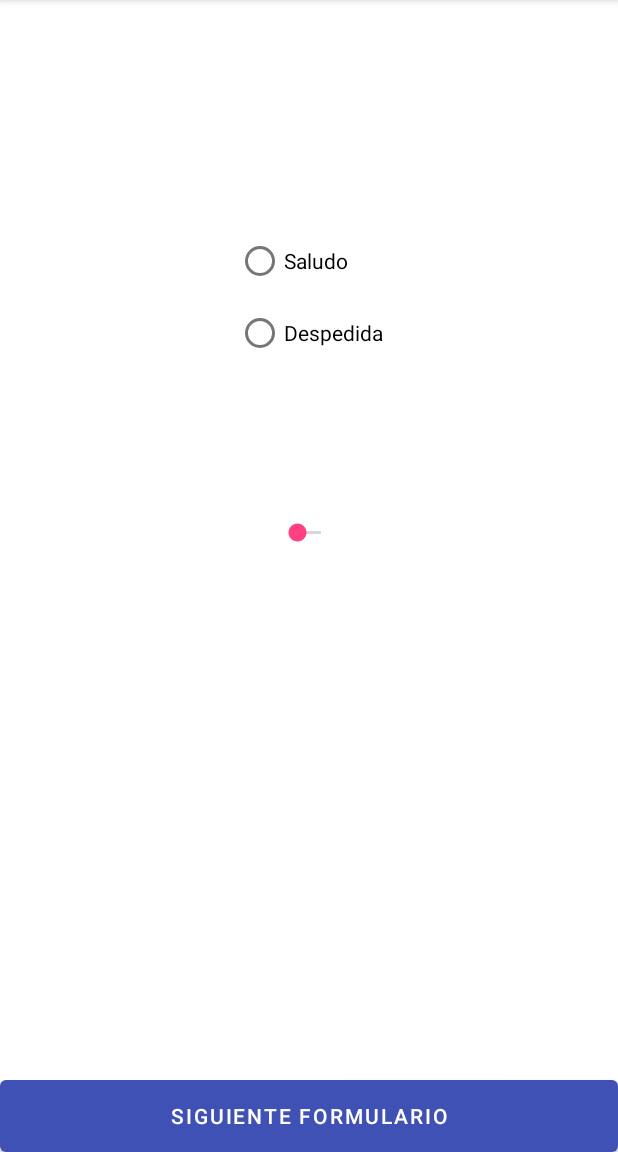
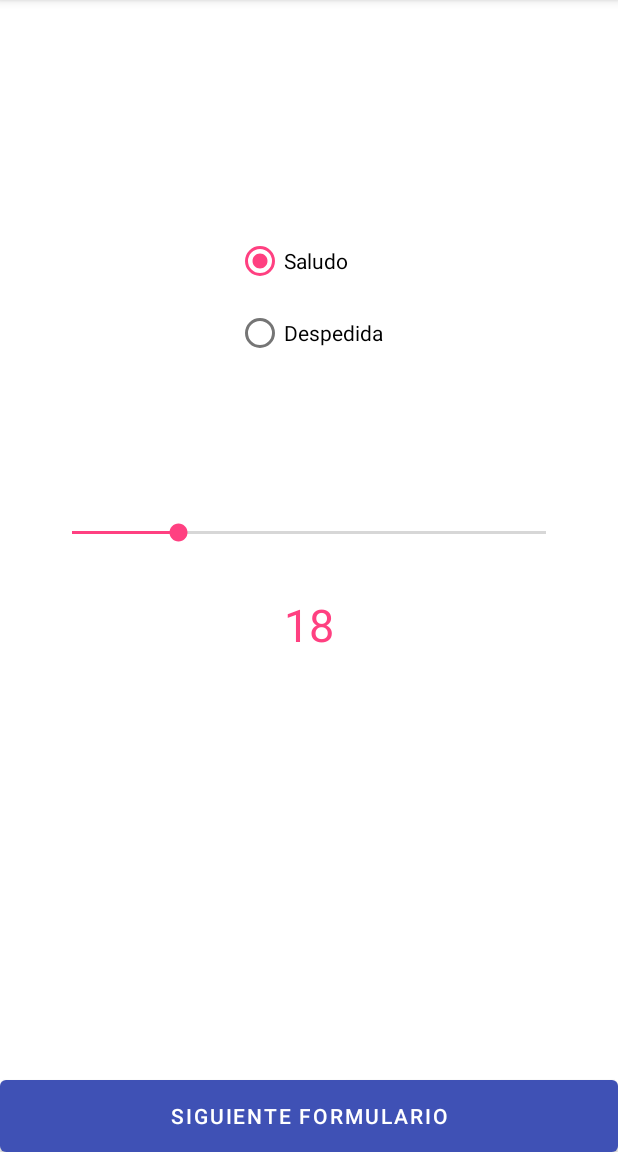
Before and after one commit to noidfrx/Aprendiendo_android_S4_form, an Android app: the SecondActivity screen opened directly, with no data from a screen before it, on a phone screen of 412 x 824 dp, the part 84-1236 px from its top. Run offline under Robolectric (Android 15) with nearby library versions, the phone set to English and light mode, and no system bars.

Commit message:
Se realiza seekbar y visualización de número elegido

```diff
--- a/app/src/main/java/com/noidfrx/aprendiendo_android_s4_form/SecondActivity.java
+++ b/app/src/main/java/com/noidfrx/aprendiendo_android_s4_form/SecondActivity.java
@@ -6,11 +6,23 @@ import android.content.Intent;
 import android.os.Bundle;
 import android.view.View;
 import android.widget.Button;
+import android.widget.SeekBar;
+import android.widget.TextView;
 import android.widget.Toast;
 
 public class SecondActivity extends AppCompatActivity {
     private Button btnSecondSiguiente;
+    private SeekBar seekBarEdad;
+    private TextView tvEdad;
+
     private String nombre;
+    private int edad = 18;
+    private final int MAX_EDAD = 60;
+    private final int MIN_EDAD = 16;
+
+    public static final int OPCION_SALUDO = 1;
+    public static final int OPCION_DESPEDIDA = 2;
+
     @Override
     protected void onCreate(Bundle savedInstanceState) {
         super.onCreate(savedInstanceState);
@@ -18,11 +30,47 @@ public class SecondActivity extends AppCompatActivity {
 
         getSupportActionBar().setDisplayHomeAsUpEnabled(true);
         btnSecondSiguiente = findViewById(R.id.btnSecondSiguiente);
+        seekBarEdad = findViewById(R.id.seekBarEdad);
+        tvEdad = findViewById(R.id.tvEdad);
+        tvEdad.setText(edad+"");
+
         Bundle bundle = getIntent().getExtras();
         if(bundle!=null){
             nombre = bundle.getString("nombre");
             Toast.makeText(SecondActivity.this, "Su nombre es "+nombre, Toast.LENGTH_SHORT).show();
         }
+
+        seekBarEdad.setOnSeekBarChangeListener(new SeekBar.OnSeekBarChangeListener() {
+            @Override
+            public void onProgressChanged(SeekBar seekBar, int i, boolean b) {
+                //Cuando se esté moviendo el seekbar se muestra en textview
+                edad = i;
+                tvEdad.setText(i+"");
+
+            }
+
+            @Override
+            public void onStartTrackingTouch(SeekBar seekBar) {
+
+            }
+
+            @Override
+            public void onStopTrackingTouch(SeekBar seekBar) {
+                //Cuando deje de mover el seekbar se selecciona el número
+                edad = seekBar.getProgress();
+                tvEdad.setText(edad+"");
+
+                if(edad > MAX_EDAD){
+                    Toast.makeText(SecondActivity.this, "La edad seleccionada supera la edad máxima: "+MAX_EDAD, Toast.LENGTH_SHORT).show();
+                    btnSecondSiguiente.setVisibility(View.INVISIBLE);
+                } else if(edad < MIN_EDAD){
+                    Toast.makeText(SecondActivity.this, "La edad seleccionada está bajo la edad mínima: "+MIN_EDAD, Toast.LENGTH_SHORT).show();
+                    btnSecondSiguiente.setVisibility(View.INVISIBLE);
+                }else {
+                    btnSecondSiguiente.setVisibility(View.VISIBLE);
+                }
+            }
+        });
 
         btnSecondSiguiente.setOnClickListener(new View.OnClickListener() {
             @Override
--- a/app/src/main/res/layout/activity_second.xml
+++ b/app/src/main/res/layout/activity_second.xml
@@ -19,6 +19,7 @@
             android:id="@+id/rbSaludo"
             android:layout_width="match_parent"
             android:layout_height="wrap_content"
+            android:checked="true"
             android:text="@string/saludo" />
 
         <RadioButton
@@ -30,9 +31,13 @@
 
     <SeekBar
         android:id="@+id/seekBarEdad"
-        android:layout_width="wrap_content"
+        android:layout_width="0dp"
         android:layout_height="wrap_content"
+        android:layout_marginStart="32dp"
         android:layout_marginTop="100dp"
+        android:layout_marginEnd="32dp"
+        android:max="80"
+        android:progress="18"
         app:layout_constraintEnd_toEndOf="parent"
         app:layout_constraintStart_toStartOf="parent"
         app:layout_constraintTop_toBottomOf="@+id/radioGroup" />
@@ -42,6 +47,8 @@
         android:layout_width="wrap_content"
         android:layout_height="wrap_content"
         android:layout_marginTop="32dp"
+        android:textColor="#FF4081"
+        android:textSize="30sp"
         app:layout_constraintEnd_toEndOf="parent"
         app:layout_constraintStart_toStartOf="parent"
         app:layout_constraintTop_toBottomOf="@+id/seekBarEdad" />
```
